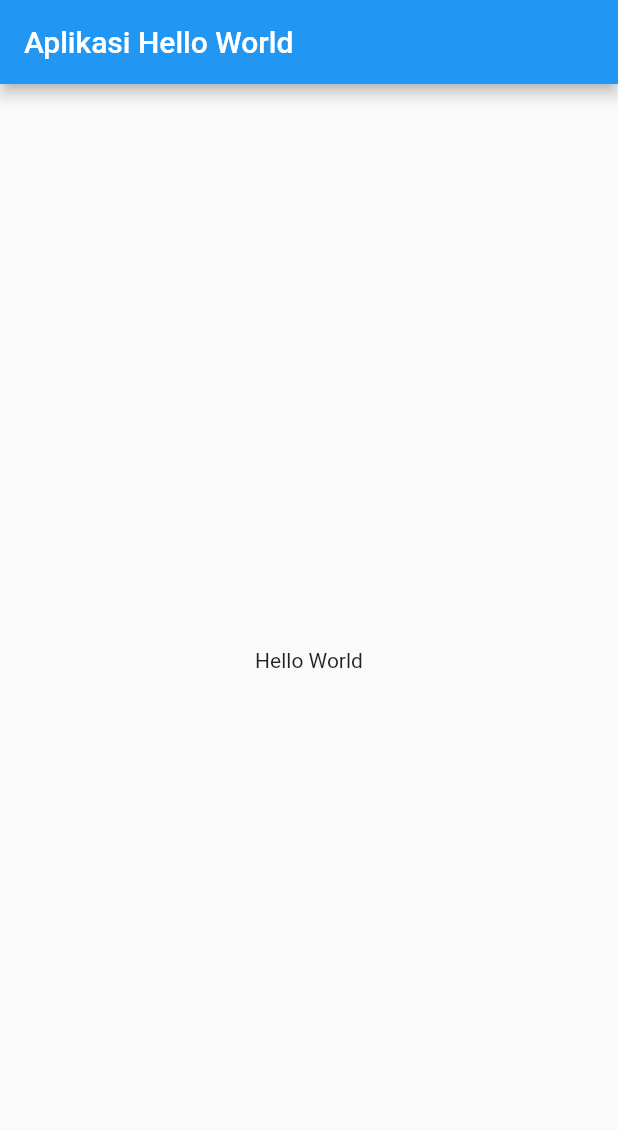
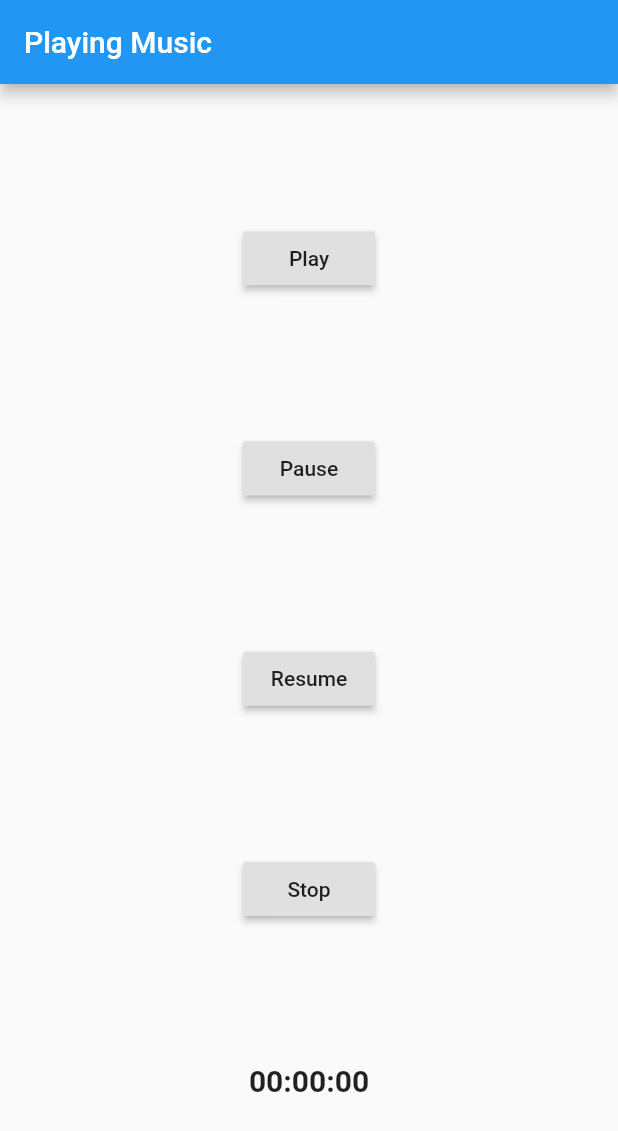
Before and after one commit to krisnachy/flutter_tutorial, a Flutter app: the screen it shows after launch, on a phone screen of 412 x 824 dp. Shown: the top 1131 px of the screen. Run offline on Flutter 3.47's test engine with Material 2 defaults, Android fonts, the phone set to English and light mode, and no system bars; our stand-ins replace audioplayers.

Commit message:
Membuat aplikasi music

```diff
--- a/lib/main.dart
+++ b/lib/main.dart
@@ -1,22 +1,77 @@
 import 'package:flutter/material.dart';
+import 'package:audioplayers/audioplayers.dart';
 
 void main() {
   runApp(const MyApp());
 }
 
-class MyApp extends StatelessWidget {
+class MyApp extends StatefulWidget {
   const MyApp({Key key}) : super(key: key);
 
   @override
+  State<MyApp> createState() => _MyAppState();
+}
+
+class _MyAppState extends State<MyApp> {
+  AudioPlayer audioplayer;
+  String duration = "00:00:00";
+
+  _MyAppState() {
+    audioplayer = AudioPlayer();
+    audioplayer.onAudioPositionChanged.listen((durasi) {
+      setState(() {
+        duration = durasi.toString();
+      });
+    });
+    audioplayer.setReleaseMode(ReleaseMode.LOOP);
+  }
+
+  void playSound(String url) async{
+    await audioplayer.play(url);
+  }
+
+  void pauseSound() async{
+    await audioplayer.pause();
+  }
+
+  void resumeSound() async{
+    audioplayer.resume();
+  }
+
+  void stopSound() async{
+    await audioplayer.stop();
+  }
+
+  @override
   Widget build(BuildContext context) {
-    //Material app adalah widget yg berisi data-data yg diperlukan oleh app yg menggunakan material design
     return MaterialApp(
-      //tampilan awal yang akan ditampilkan oleh material app
       home: Scaffold(
         appBar: AppBar(
-          title: const Text("Aplikasi Hello World"),
+          title: Text("Playing Music"),
         ),
-        body: const Center(child: Text("Hello World")),
+        body: Center(
+          child: Column(
+            mainAxisAlignment: MainAxisAlignment.spaceEvenly,
+            children: [
+              RaisedButton(child: Text("Play"), onPressed: () {
+                playSound("http://23.237.126.42/ost/top-gear-2-sega-genesis/yzcalloe/01_Title%20Theme.mp3");
+              }),
+              RaisedButton(child: Text("Pause"), onPressed: () {
+                pauseSound();
+              }),
+              RaisedButton(child: Text("Resume"), onPressed: () {
+                resumeSound();
+              }),
+              RaisedButton(child: Text("Stop"), onPressed: () {
+                stopSound();
+              }),
+              Text(
+                duration,
+                style: TextStyle(fontSize: 20, fontWeight: FontWeight.w600),
+              )
+            ],
+          ),
+        ),
       ),
     );
   }
--- a/pubspec.yaml
+++ b/pubspec.yaml
@@ -34,6 +34,7 @@ dependencies:
   # The following adds the Cupertino Icons font to your application.
   # Use with the CupertinoIcons class for iOS style icons.
   cupertino_icons: ^1.0.2
+  audioplayers: ^0.13.0
 
 dev_dependencies:
   flutter_test:
```
Also changed, not shown: pubspec.lock, 1 other file.
